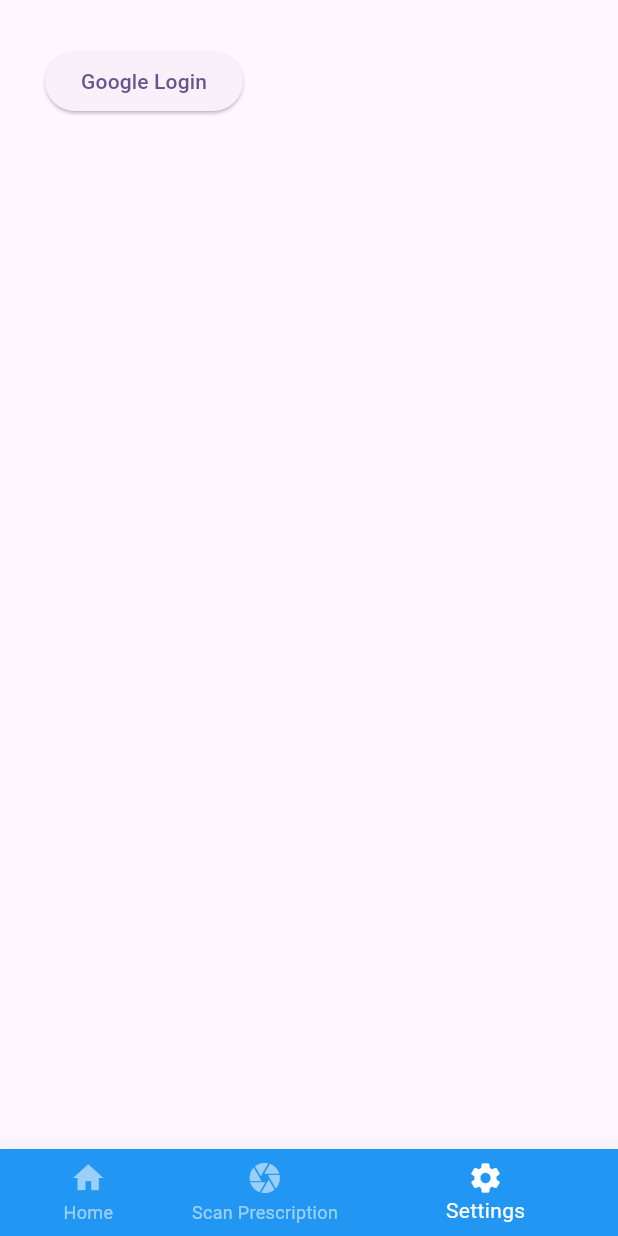
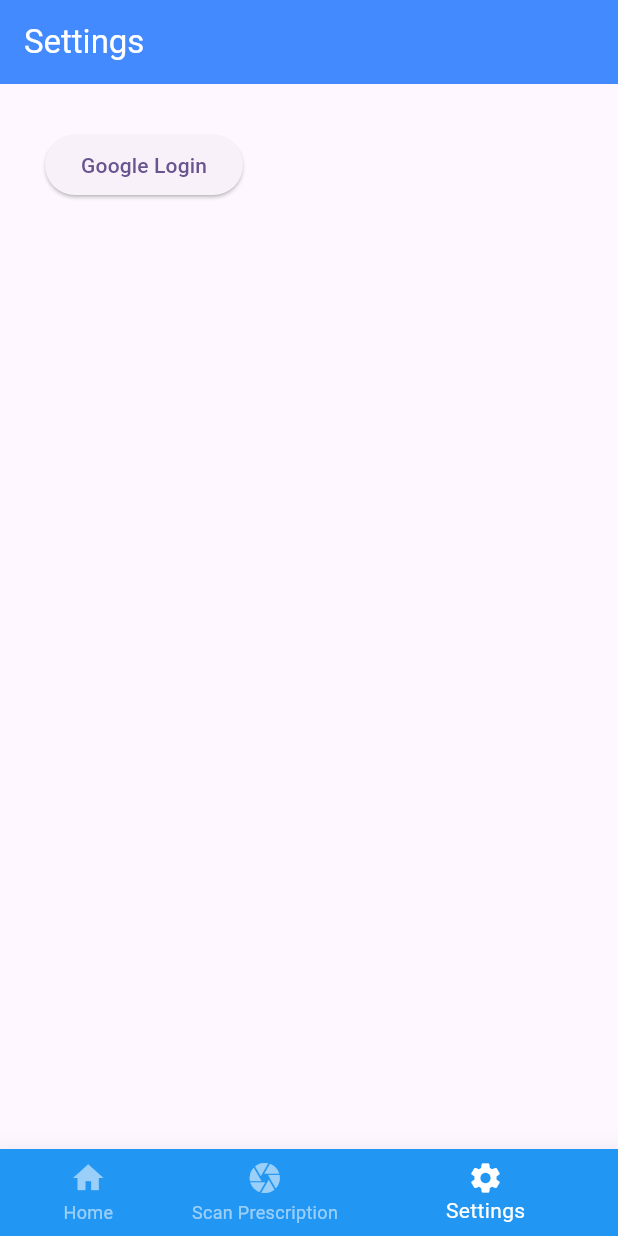
Before and after one commit to PatheticMustan/VandyHacks2023, a Flutter app: the screen it shows after launch, item 3 of the bottom bar chosen, on a phone screen of 412 x 824 dp. Run offline on Flutter 3.47's test engine with Material 2 defaults, Android fonts, the phone set to English and light mode, and no system bars; our stand-ins replace permission_handler, rflutter_alert; missing offline and left inert: auth0_flutter, edge_detection, survey_kit.

Commit message:
add headers to everything

```diff
--- a/frontend/lib/src/home/home_page.dart
+++ b/frontend/lib/src/home/home_page.dart
@@ -16,6 +16,11 @@ class _HomePageState extends State<HomePage> {
 
     return SafeArea(
         child: Scaffold(
+            appBar: AppBar(
+              title: const Text('Medicine View',
+                  style: TextStyle(color: Colors.white)),
+              backgroundColor: Colors.blueAccent,
+            ),
             floatingActionButton: FloatingActionButton(
               onPressed: () {
                 appState.add();
--- a/frontend/lib/src/settings/settings_page.dart
+++ b/frontend/lib/src/settings/settings_page.dart
@@ -11,12 +11,17 @@ class SettingsPage extends StatefulWidget {
 class _SettingsPageState extends State<SettingsPage> {
   @override
   Widget build(BuildContext context) {
-    return const SafeArea(
-      child: Padding(
-        padding: EdgeInsets.all(30),
-        child: GoogleButton(),
-      ),
-    );
+    return SafeArea(
+        child: Scaffold(
+            appBar: AppBar(
+              title:
+                  const Text('Settings', style: TextStyle(color: Colors.white)),
+              backgroundColor: Colors.blueAccent,
+            ),
+            body: const Padding(
+              padding: EdgeInsets.all(30),
+              child: GoogleButton(),
+            )));
   }
 }
 
```
Also changed, not shown: frontend/lib/src/scan/scan_page.dart (+14 -21 lines).
